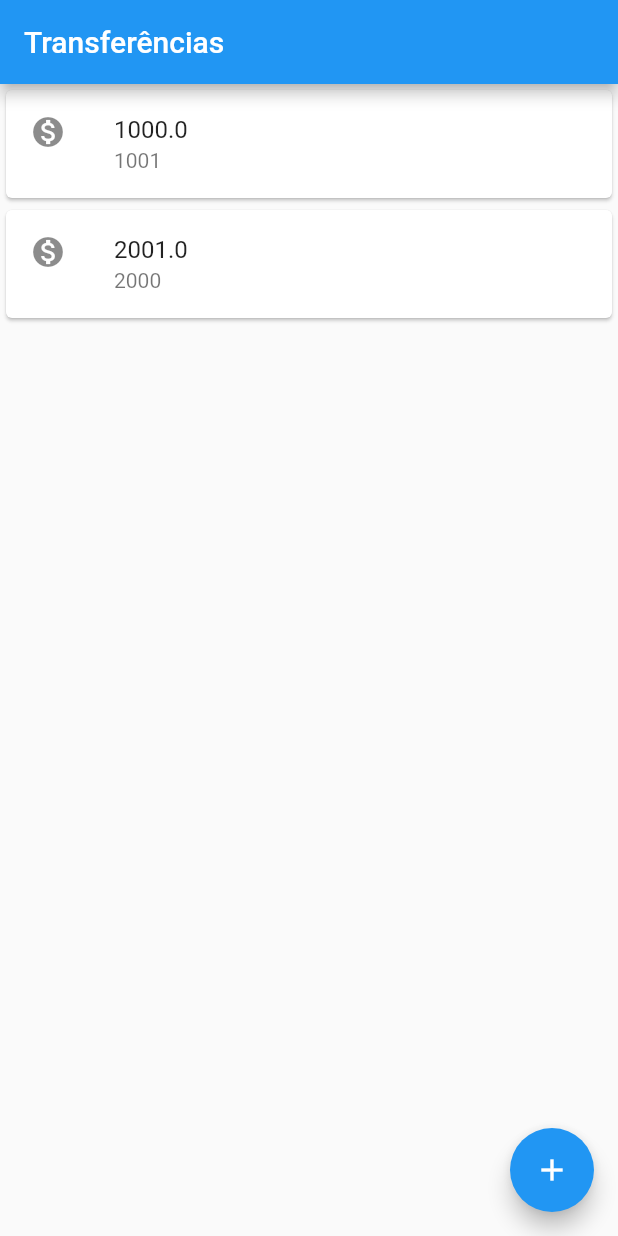
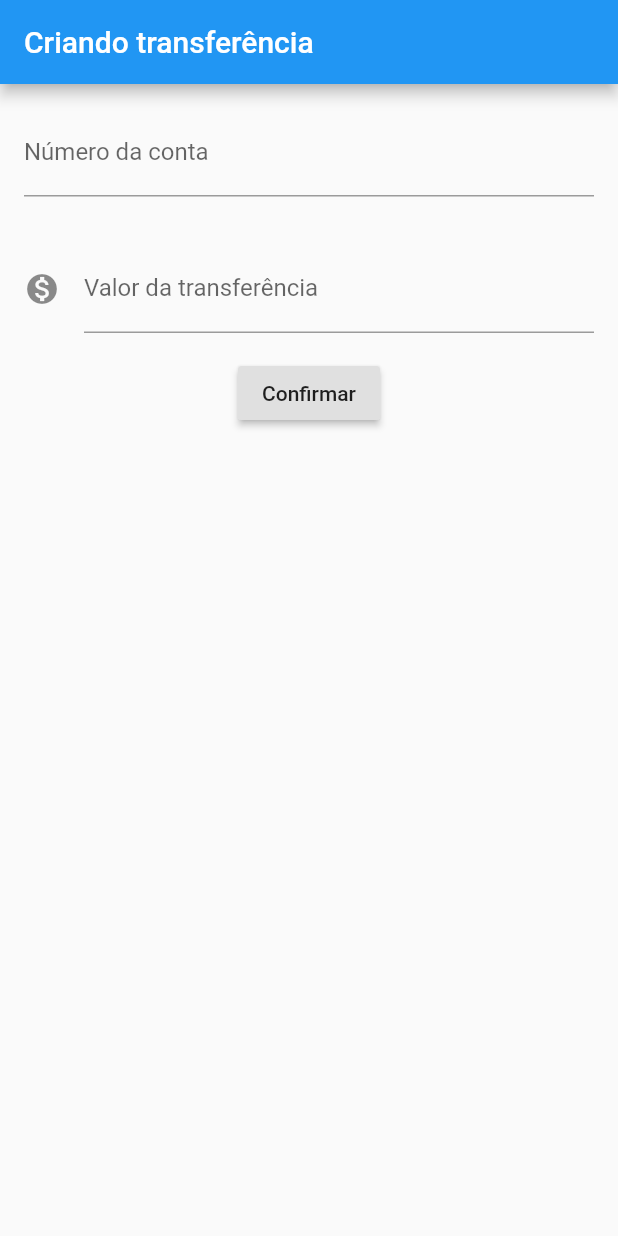
Before and after one commit to abairo/alura_flutter_bytebank, a Flutter app: the screen it shows after launch, on a phone screen of 412 x 824 dp. Run offline on Flutter 3.47's test engine with Material 2 defaults, Android fonts, the phone set to English and light mode, and no system bars.

Commit message:
cria layout de transferencia

```diff
--- a/lib/main.dart
+++ b/lib/main.dart
@@ -1,29 +1,98 @@
 import 'package:flutter/cupertino.dart';
 import 'package:flutter/material.dart';
+import 'package:flutter/semantics.dart';
+import 'package:flutter/services.dart';
 
-void main() => runApp(MaterialApp(
+void main() => runApp(BytebankApp());
+
+class BytebankApp extends StatelessWidget {
+  @override
+  Widget build(BuildContext context) {
+    return MaterialApp(
       home: Scaffold(
-          appBar: AppBar(title: Text('Transferências')),
-          body: ListaTransferencia(),
-          floatingActionButton: FloatingActionButton(
-            child: Icon(Icons.add),
-          )),
-    ));
+        body: FormularioTransferencia(),
+      ),
+    );
+  }
+}
+
+class FormularioTransferencia extends StatelessWidget {
+  final TextEditingController _controladorNumeroConta = TextEditingController();
+  final TextEditingController _controladorValor = TextEditingController();
+
+  @override
+  Widget build(BuildContext context) {
+    return Scaffold(
+      appBar: AppBar(
+        title: Text('Criando transferência'),
+      ),
+      body: Column(
+        children: <Widget>[
+          Padding(
+            padding: const EdgeInsets.all(16.0),
+            child: TextField(
+              controller: _controladorNumeroConta,
+              decoration: InputDecoration(
+                  labelText: 'Número da conta', hintText: '0000-0'),
+              keyboardType: TextInputType.number,
+            ),
+          ),
+          Padding(
+            padding: const EdgeInsets.all(16.0),
+            child: TextField(
+              controller: _controladorValor,
+              decoration: InputDecoration(
+                  labelText: 'Valor da transferência',
+                  hintText: '0.00',
+                  icon: Icon(Icons.monetization_on)),
+              keyboardType: TextInputType.number,
+            ),
+          ),
+          RaisedButton(
+            child: Text('Confirmar'),
+            onPressed: () {
+              final int numeroConta =
+                  int.tryParse(_controladorNumeroConta.text);
+              final double valorTransferencia =
+                  double.tryParse(_controladorValor.text);
+
+              if (numeroConta != null && valorTransferencia != null) {
+                final Transferencia transferencia =
+                    Transferencia(valorTransferencia, numeroConta);
+                Scaffold.of(context).showSnackBar(
+                  SnackBar(
+                    content: Text('$transferencia'),
+                  ),
+                );
+              }
+            },
+          )
+        ],
+      ),
+    );
+  }
+}
 
 class ListaTransferencia extends StatelessWidget {
   @override
   Widget build(BuildContext context) {
-    return Column(
-      children: <Widget>[
-        ItemTransferencia(Transferencia(1000.0, 1001)),
-        ItemTransferencia(Transferencia(2001.0, 2000)),
-      ],
-    );
+    return Scaffold(
+        appBar: AppBar(
+          title: Text('Transferências'),
+        ),
+        body: Column(
+          children: <Widget>[
+            ItemTransferencia(Transferencia(1000.0, 1002)),
+            ItemTransferencia(Transferencia(2001.0, 2000)),
+          ],
+        ),
+        floatingActionButton: FloatingActionButton(
+          child: Icon(Icons.add),
+        ));
   }
 }
 
 class ItemTransferencia extends StatelessWidget {
-
   final Transferencia _transferencia;
 
   ItemTransferencia(this._transferencia);
@@ -40,9 +109,13 @@ class ItemTransferencia extends StatelessWidget {
 }
 
 class Transferencia {
-
   final double valor;
   final int conta;
 
   Transferencia(this.valor, this.conta);
+
+  @override
+  toString() {
+    return '{$conta - $valor}';
+  }
 }
```
